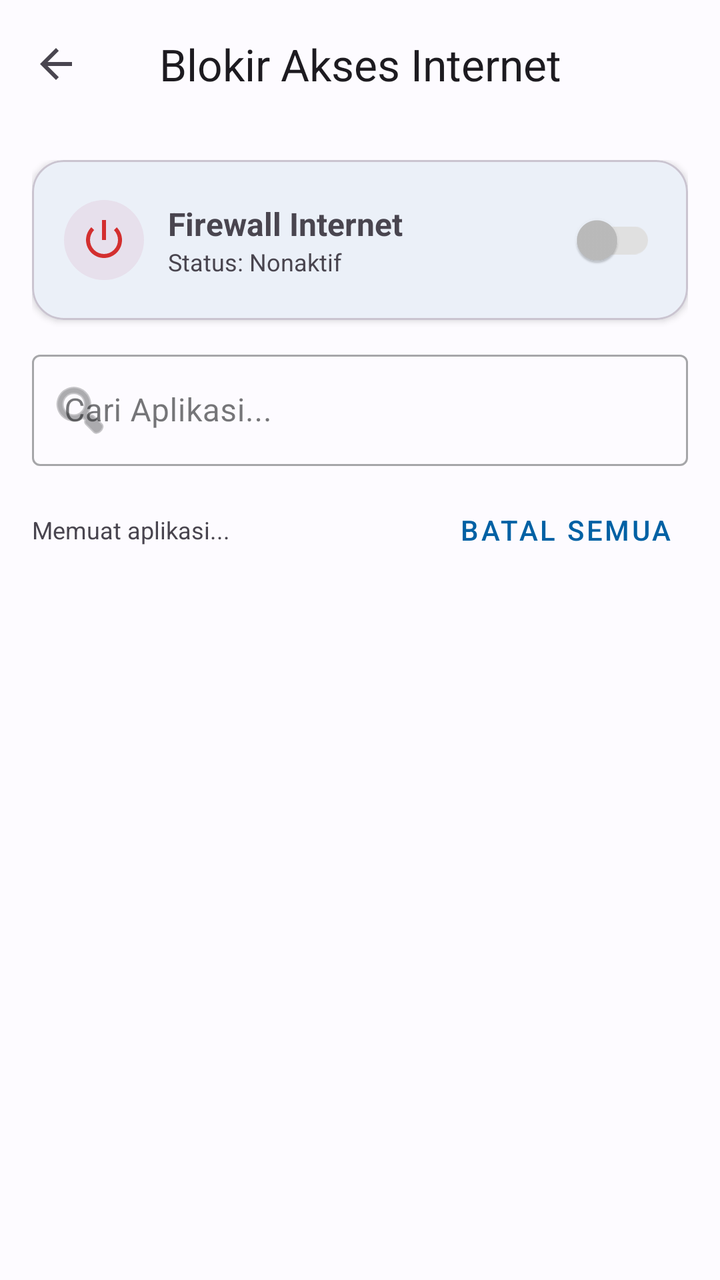
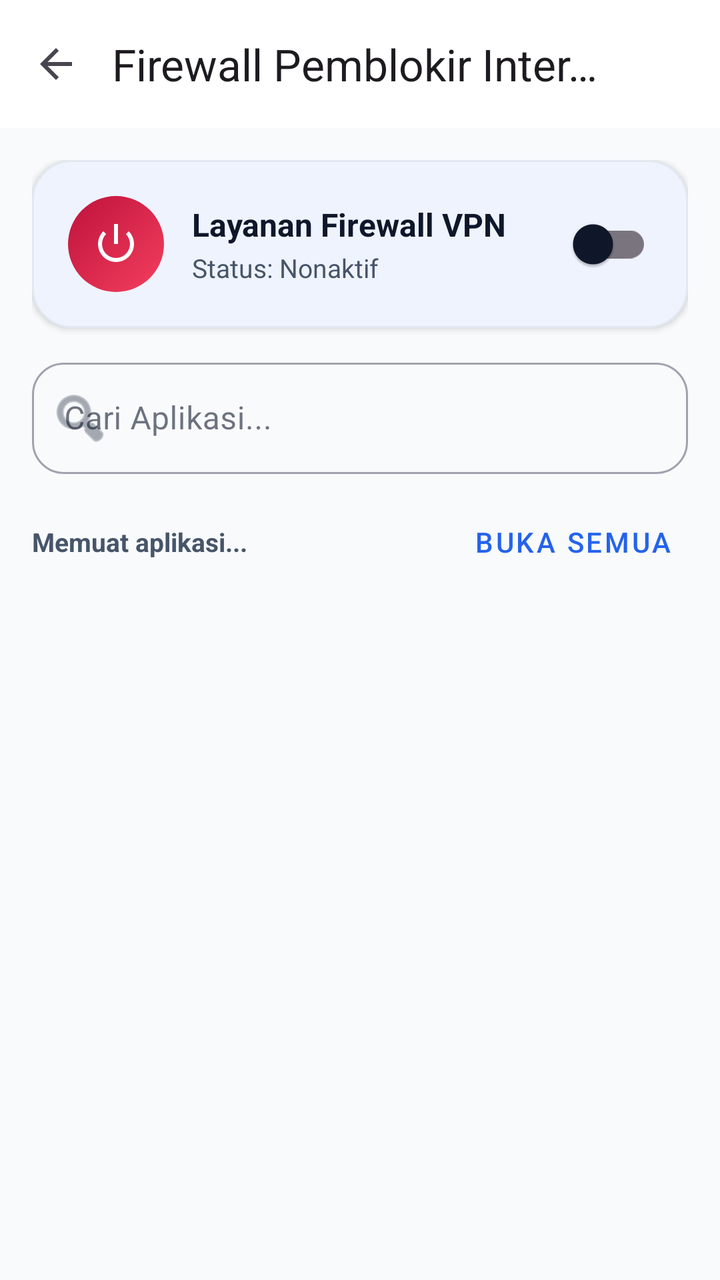

Before-and-after screenshots of an Android layout around one commit, followed by the original layout XML and the change that was made.
<!-- AndroidManifest.xml: application theme Theme.CekUserAgent -->
<!-- res/layout/activity_app_blocker.xml -->
<?xml version="1.0" encoding="utf-8"?>
<LinearLayout
    xmlns:android="http://schemas.android.com/apk/res/android"
    xmlns:app="http://schemas.android.com/apk/res-auto"
    android:layout_width="match_parent"
    android:layout_height="match_parent"
    android:orientation="vertical"
    android:background="?android:attr/colorBackground">

    <com.google.android.material.appbar.AppBarLayout
        android:layout_width="match_parent"
        android:layout_height="wrap_content">
        <com.google.android.material.appbar.MaterialToolbar
            android:id="@+id/toolbar"
            android:layout_width="match_parent"
            android:layout_height="?attr/actionBarSize"
            app:title="Blokir Akses Internet"
            app:titleCentered="true"
            app:navigationIcon="?attr/homeAsUpIndicator"/>
    </com.google.android.material.appbar.AppBarLayout>

    <LinearLayout
        android:layout_width="match_parent"
        android:layout_height="wrap_content"
        android:orientation="vertical"
        android:padding="16dp">

        
        <com.google.android.material.card.MaterialCardView
            android:layout_width="match_parent"
            android:layout_height="wrap_content"
            android:layout_marginBottom="12dp"
            app:cardCornerRadius="16dp"
            app:cardElevation="2dp">
            
            <LinearLayout
                android:layout_width="match_parent"
                android:layout_height="wrap_content"
                android:orientation="horizontal"
                android:gravity="center_vertical"
                android:padding="16dp">

                <ImageView
                    android:layout_width="40dp"
                    android:layout_height="40dp"
                    android:src="@android:drawable/ic_lock_power_off"
                    app:tint="#D32F2F"
                    android:background="@drawable/circle_bg"
                    android:padding="8dp"/>

                <LinearLayout
                    android:layout_width="0dp"
                    android:layout_height="wrap_content"
                    android:layout_weight="1"
                    android:orientation="vertical"
                    android:layout_marginStart="12dp"
                    android:layout_marginEnd="8dp">

                    <TextView
                        android:layout_width="wrap_content"
                        android:layout_height="wrap_content"
                        android:text="Firewall Internet"
                        android:textSize="16sp"
                        android:textStyle="bold"/>

                    <TextView
                        android:id="@+id/tvBlockerStatus"
                        android:layout_width="wrap_content"
                        android:layout_height="wrap_content"
                        android:text="Status: Nonaktif"
                        android:textSize="12sp"
                        android:textColor="?android:attr/textColorSecondary"/>
                </LinearLayout>

                <com.google.android.material.switchmaterial.SwitchMaterial
                    android:id="@+id/switchMasterBlocker"
                    android:layout_width="wrap_content"
                    android:layout_height="wrap_content"
                    app:useMaterialThemeColors="false"
                    app:thumbTint="@color/switch_blocker_thumb"
                    app:trackTint="@color/switch_blocker_track"/>
            </LinearLayout>
        </com.google.android.material.card.MaterialCardView>

        
        <com.google.android.material.textfield.TextInputLayout
            android:layout_width="match_parent"
            android:layout_height="wrap_content"
            android:hint="Cari Aplikasi..."
            app:startIconDrawable="@android:drawable/ic_menu_search"
            style="@style/Widget.MaterialComponents.TextInputLayout.OutlinedBox">

            <com.google.android.material.textfield.TextInputEditText
                android:id="@+id/etSearchApp"
                android:layout_width="match_parent"
                android:layout_height="wrap_content"
                android:inputType="text"
                android:maxLines="1"/>
        </com.google.android.material.textfield.TextInputLayout>

        
        <LinearLayout
            android:layout_width="match_parent"
            android:layout_height="wrap_content"
            android:orientation="horizontal"
            android:gravity="center_vertical"
            android:layout_marginTop="8dp">

            <TextView
                android:id="@+id/tvAppCount"
                android:layout_width="0dp"
                android:layout_height="wrap_content"
                android:layout_weight="1"
                android:text="Memuat aplikasi..."
                android:textSize="12sp"
                android:textColor="?android:attr/textColorSecondary"/>

            <Button
                android:id="@+id/btnClearAllBlocks"
                style="@style/Widget.MaterialComponents.Button.TextButton"
                android:layout_width="wrap_content"
                android:layout_height="wrap_content"
                android:text="Batal Semua"/>
        </LinearLayout>
    </LinearLayout>

    <FrameLayout
        android:layout_width="match_parent"
        android:layout_height="0dp"
        android:layout_weight="1">

        <androidx.recyclerview.widget.RecyclerView
            android:id="@+id/rvApps"
            android:layout_width="match_parent"
            android:layout_height="match_parent"
            android:clipToPadding="false"
            android:paddingBottom="16dp"/>

        <ProgressBar
            android:id="@+id/progressBar"
            android:layout_width="wrap_content"
            android:layout_height="wrap_content"
            android:layout_gravity="center"/>
    </FrameLayout>

</LinearLayout>
<!-- resources referenced by this layout -->
<resources>
  <!-- drawable circle_bg (drawable) -->
  <?xml version="1.0" encoding="utf-8"?>
  <shape xmlns:android="http://schemas.android.com/apk/res/android"
      android:shape="oval">
      <solid android:color="?attr/colorSurfaceVariant"/>
  </shape>
  <style name="Theme.CekUserAgent" parent="Theme.Material3.DayNight.NoActionBar">
          <item name="colorPrimary">@color/primary</item>
          <item name="colorOnPrimary">@color/onPrimary</item>
          <item name="colorPrimaryContainer">@color/primaryContainer</item>
          <item name="colorOnPrimaryContainer">@color/onPrimaryContainer</item>
          <item name="colorSecondary">@color/secondary</item>
          <item name="colorOnSecondary">@color/onSecondary</item>
          <item name="colorSecondaryContainer">@color/secondaryContainer</item>
          <item name="colorOnSecondaryContainer">@color/onSecondaryContainer</item>
          <item name="android:colorBackground">@color/background</item>
          <item name="colorSurface">@color/surface</item>
          <item name="colorOnSurface">@color/onSurface</item>
      </style>
  <color name="primary">#0061A4</color>
  <color name="onPrimary">#FFFFFF</color>
  <color name="primaryContainer">#D1E4FF</color>
  <color name="onPrimaryContainer">#001D36</color>
  <color name="secondary">#535F70</color>
  <color name="onSecondary">#FFFFFF</color>
  <color name="secondaryContainer">#D7E3F7</color>
  <color name="onSecondaryContainer">#101C2B</color>
  <color name="background">#FDFBFF</color>
  <color name="surface">#FDFBFF</color>
  <color name="onSurface">#1A1C1E</color>
</resources>

<!-- the commit's change to res/layout/activity_app_blocker.xml (unified diff, before → after) -->
@@ -5,18 +5,22 @@
     android:layout_width="match_parent"
     android:layout_height="match_parent"
     android:orientation="vertical"
-    android:background="?android:attr/colorBackground">
+    android:background="@color/background">
 
     <com.google.android.material.appbar.AppBarLayout
         android:layout_width="match_parent"
-        android:layout_height="wrap_content">
+        android:layout_height="wrap_content"
+        app:elevation="0dp"
+        android:background="@android:color/transparent">
+
         <com.google.android.material.appbar.MaterialToolbar
             android:id="@+id/toolbar"
             android:layout_width="match_parent"
             android:layout_height="?attr/actionBarSize"
-            app:title="Blokir Akses Internet"
+            app:title="Firewall Pemblokir Internet"
             app:titleCentered="true"
-            app:navigationIcon="?attr/homeAsUpIndicator"/>
+            app:navigationIcon="?attr/homeAsUpIndicator"
+            android:background="@color/surface"/>
     </com.google.android.material.appbar.AppBarLayout>
 
     <LinearLayout
@@ -30,55 +34,57 @@
             android:layout_width="match_parent"
             android:layout_height="wrap_content"
             android:layout_marginBottom="12dp"
-            app:cardCornerRadius="16dp"
-            app:cardElevation="2dp">
+            app:cardCornerRadius="20dp"
+            app:cardElevation="2dp"
+            app:strokeWidth="1dp"
+            app:strokeColor="@color/cardBorder"
+            app:cardBackgroundColor="@color/surface">
             
             <LinearLayout
                 android:layout_width="match_parent"
                 android:layout_height="wrap_content"
                 android:orientation="horizontal"
                 android:gravity="center_vertical"
-                android:padding="16dp">
+                android:padding="18dp">
 
                 <ImageView
-                    android:layout_width="40dp"
-                    android:layout_height="40dp"
+                    android:layout_width="48dp"
+                    android:layout_height="48dp"
                     android:src="@android:drawable/ic_lock_power_off"
-                    app:tint="#D32F2F"
-                    android:background="@drawable/circle_bg"
-                    android:padding="8dp"/>
+                    app:tint="#FFFFFF"
+                    android:background="@drawable/bg_icon_rose"
+                    android:padding="12dp"/>
 
                 <LinearLayout
                     android:layout_width="0dp"
                     android:layout_height="wrap_content"
                     android:layout_weight="1"
                     android:orientation="vertical"
-                    android:layout_marginStart="12dp"
+                    android:layout_marginStart="14dp"
                     android:layout_marginEnd="8dp">
 
                     <TextView
                         android:layout_width="wrap_content"
                         android:layout_height="wrap_content"
-                        android:text="Firewall Internet"
+                        android:text="Layanan Firewall VPN"
                         android:textSize="16sp"
-                        android:textStyle="bold"/>
+                        android:textStyle="bold"
+                        android:textColor="@color/onSurface"/>
 
                     <TextView
                         android:id="@+id/tvBlockerStatus"
                         android:layout_width="wrap_content"
                         android:layout_height="wrap_content"
                         android:text="Status: Nonaktif"
-                        android:textSize="12sp"
-                        android:textColor="?android:attr/textColorSecondary"/>
+                        android:textSize="13sp"
+                        android:textColor="@color/onSurfaceVariant"
+                        android:layout_marginTop="2dp"/>
                 </LinearLayout>
 
                 <com.google.android.material.switchmaterial.SwitchMaterial
                     android:id="@+id/switchMasterBlocker"
                     android:layout_width="wrap_content"
-                    android:layout_height="wrap_content"
-                    app:useMaterialThemeColors="false"
-                    app:thumbTint="@color/switch_blocker_thumb"
-                    app:trackTint="@color/switch_blocker_track"/>
+                    android:layout_height="wrap_content"/>
             </LinearLayout>
         </com.google.android.material.card.MaterialCardView>
 
@@ -88,6 +94,10 @@
             android:layout_height="wrap_content"
             android:hint="Cari Aplikasi..."
             app:startIconDrawable="@android:drawable/ic_menu_search"
+            app:boxCornerRadiusTopStart="16dp"
+            app:boxCornerRadiusTopEnd="16dp"
+            app:boxCornerRadiusBottomStart="16dp"
+            app:boxCornerRadiusBottomEnd="16dp"
             style="@style/Widget.MaterialComponents.TextInputLayout.OutlinedBox">
 
             <com.google.android.material.textfield.TextInputEditText
@@ -104,7 +114,8 @@
             android:layout_height="wrap_content"
             android:orientation="horizontal"
             android:gravity="center_vertical"
-            android:layout_marginTop="8dp">
+            android:layout_marginTop="10dp"
+            android:layout_marginBottom="4dp">
 
             <TextView
                 android:id="@+id/tvAppCount"
@@ -112,15 +123,17 @@
                 android:layout_height="wrap_content"
                 android:layout_weight="1"
                 android:text="Memuat aplikasi..."
-                android:textSize="12sp"
-                android:textColor="?android:attr/textColorSecondary"/>
+                android:textSize="13sp"
+                android:textStyle="bold"
+                android:textColor="@color/onSurfaceVariant"/>
 
             <Button
                 android:id="@+id/btnClearAllBlocks"
                 style="@style/Widget.MaterialComponents.Button.TextButton"
                 android:layout_width="wrap_content"
                 android:layout_height="wrap_content"
-                android:text="Batal Semua"/>
+                android:text="Buka Semua"
+                android:textColor="@color/primary"/>
         </LinearLayout>
     </LinearLayout>
 
@@ -134,6 +147,8 @@
             android:layout_width="match_parent"
             android:layout_height="match_parent"
             android:clipToPadding="false"
+            android:paddingStart="16dp"
+            android:paddingEnd="16dp"
             android:paddingBottom="16dp"/>
 
         <ProgressBar
<!-- resource entries referenced after the edit -->
@@ -1,11 +1,5 @@
 <!-- resources referenced by this layout -->
 <resources>
-  <!-- drawable circle_bg (drawable) -->
-  <?xml version="1.0" encoding="utf-8"?>
-  <shape xmlns:android="http://schemas.android.com/apk/res/android"
-      android:shape="oval">
-      <solid android:color="?attr/colorSurfaceVariant"/>
-  </shape>
   <style name="Theme.CekUserAgent" parent="Theme.Material3.DayNight.NoActionBar">
           <item name="colorPrimary">@color/primary</item>
           <item name="colorOnPrimary">@color/onPrimary</item>
@@ -19,16 +13,28 @@
           <item name="colorSurface">@color/surface</item>
           <item name="colorOnSurface">@color/onSurface</item>
       </style>
-  <color name="primary">#0061A4</color>
+  <color name="primary">#2563EB</color>
   <color name="onPrimary">#FFFFFF</color>
-  <color name="primaryContainer">#D1E4FF</color>
-  <color name="onPrimaryContainer">#001D36</color>
-  <color name="secondary">#535F70</color>
+  <color name="primaryContainer">#DBEAFE</color>
+  <color name="onPrimaryContainer">#1E3A8A</color>
+  <color name="secondary">#4F46E5</color>
   <color name="onSecondary">#FFFFFF</color>
-  <color name="secondaryContainer">#D7E3F7</color>
-  <color name="onSecondaryContainer">#101C2B</color>
-  <color name="background">#FDFBFF</color>
-  <color name="surface">#FDFBFF</color>
-  <color name="onSurface">#1A1C1E</color>
+  <color name="secondaryContainer">#E0E7FF</color>
+  <color name="onSecondaryContainer">#312E81</color>
+  <color name="background">#F8FAFC</color>
+  <color name="cardBorder">#E2E8F0</color>
+  <color name="surface">#FFFFFF</color>
+  <!-- drawable bg_icon_rose (drawable) -->
+  <?xml version="1.0" encoding="utf-8"?>
+  <shape xmlns:android="http://schemas.android.com/apk/res/android"
+      android:shape="oval">
+      <gradient
+          android:angle="135"
+          android:startColor="#F43F5E"
+          android:endColor="#BE123C"
+          android:type="linear" />
+  </shape>
+  <color name="onSurface">#0F172A</color>
+  <color name="onSurfaceVariant">#475569</color>
 </resources>
 
